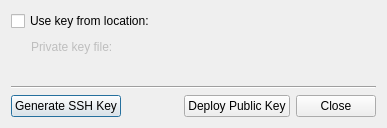
qt-creator/qt-creator, file src/plugins/qt4projectmanager/qt-maemo/maemosshconfigdialog.ui: the form before one commit.
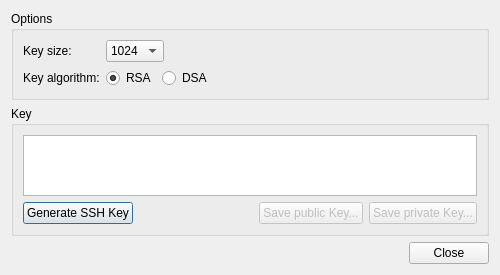
The form after the commit. Custom widgets are drawn as their Qt base class.

Commit message: Implement ssh key generation dialog.

```diff
--- a/src/plugins/qt4projectmanager/qt-maemo/maemosshconfigdialog.ui
+++ b/src/plugins/qt4projectmanager/qt-maemo/maemosshconfigdialog.ui
@@ -9,56 +9,34 @@
    <rect>
     <x>0</x>
     <y>0</y>
-    <width>387</width>
-    <height>128</height>
+    <width>500</width>
+    <height>275</height>
    </rect>
   </property>
   <property name="sizePolicy">
-   <sizepolicy hsizetype="Preferred" vsizetype="Fixed">
+   <sizepolicy hsizetype="Preferred" vsizetype="Preferred">
     <horstretch>0</horstretch>
     <verstretch>0</verstretch>
    </sizepolicy>
   </property>
+  <property name="minimumSize">
+   <size>
+    <width>500</width>
+    <height>275</height>
+   </size>
+  </property>
   <property name="windowTitle">
    <string>SSH Key Configuration</string>
   </property>
-  <layout class="QVBoxLayout" name="verticalLayout">
+  <layout class="QVBoxLayout" name="verticalLayout_2">
    <item>
-    <widget class="QCheckBox" name="useKeyFromPath">
-     <property name="sizePolicy">
-      <sizepolicy hsizetype="Preferred" vsizetype="Minimum">
-       <horstretch>0</horstretch>
-       <verstretch>0</verstretch>
-      </sizepolicy>
+    <widget class="QGroupBox" name="groupBox">
+     <property name="title">
+      <string>Options</string>
      </property>
-     <property name="text">
-      <string>Use key from location:</string>
-     </property>
-    </widget>
-   </item>
-   <item>
-    <layout class="QHBoxLayout" name="horizontalLayout_2">
-     <item>
-      <spacer name="horizontalSpacer_2">
-       <property name="orientation">
-        <enum>Qt::Horizontal</enum>
-       </property>
-       <property name="sizeType">
-        <enum>QSizePolicy::Fixed</enum>
-       </property>
-       <property name="sizeHint" stdset="0">
-        <size>
-         <width>20</width>
-         <height>20</height>
-        </size>
-       </property>
-      </spacer>
-     </item>
-     <item>
-      <widget class="QLabel" name="keyLabel">
-       <property name="enabled">
-        <bool>false</bool>
-       </property>
+     <layout class="QGridLayout" name="gridLayout">
+      <item row="0" column="0">
+       <widget class="QLabel" name="keySize">
        <property name="sizePolicy">
         <sizepolicy hsizetype="Maximum" vsizetype="Preferred">
          <horstretch>0</horstretch>
@@ -66,46 +44,129 @@
         </sizepolicy>
        </property>
        <property name="text">
-        <string>Private key file:</string>
+         <string>Key size:</string>
        </property>
       </widget>
      </item>
+      <item row="0" column="1">
+       <widget class="QComboBox" name="comboBox">
      <item>
-      <widget class="Utils::PathChooser" name="keyFileLineEdit" native="true">
-       <property name="enabled">
-        <bool>false</bool>
-       </property>
-      </widget>
-     </item>
-    </layout>
+         <property name="text">
+          <string notr="true">1024</string>
+         </property>
+        </item>
+        <item>
+         <property name="text">
+          <string notr="true">2048</string>
+         </property>
    </item>
    <item>
-    <spacer name="verticalSpacer">
+         <property name="text">
+          <string notr="true">4096</string>
+         </property>
+        </item>
+       </widget>
+      </item>
+      <item row="0" column="2">
+       <spacer name="horizontalSpacer_4">
      <property name="orientation">
-      <enum>Qt::Vertical</enum>
-     </property>
-     <property name="sizeType">
-      <enum>QSizePolicy::Expanding</enum>
-     </property>
+         <enum>Qt::Horizontal</enum>
+        </property>
+        <property name="sizeHint" stdset="0">
+         <size>
+          <width>328</width>
+          <height>20</height>
+         </size>
+        </property>
+       </spacer>
+      </item>
+      <item row="1" column="0">
+       <widget class="QLabel" name="keyAlgo">
+        <property name="text">
+         <string>Key algorithm:</string>
+        </property>
+       </widget>
+      </item>
+      <item row="1" column="1" colspan="2">
+       <layout class="QHBoxLayout" name="horizontalLayout_2">
+        <item>
+         <widget class="QRadioButton" name="rsa">
+          <property name="sizePolicy">
+           <sizepolicy hsizetype="Maximum" vsizetype="Fixed">
+            <horstretch>0</horstretch>
+            <verstretch>0</verstretch>
+           </sizepolicy>
+          </property>
+          <property name="text">
+           <string>RSA</string>
+          </property>
+          <property name="checked">
+           <bool>true</bool>
+          </property>
+         </widget>
+        </item>
+        <item>
+         <widget class="QRadioButton" name="dsa">
+          <property name="sizePolicy">
+           <sizepolicy hsizetype="Maximum" vsizetype="Fixed">
+            <horstretch>0</horstretch>
+            <verstretch>0</verstretch>
+           </sizepolicy>
+          </property>
+          <property name="text">
+           <string>DSA</string>
+          </property>
+         </widget>
+        </item>
+        <item>
+         <spacer name="horizontalSpacer_3">
+          <property name="orientation">
+           <enum>Qt::Horizontal</enum>
+          </property>
      <property name="sizeHint" stdset="0">
       <size>
-       <width>20</width>
+            <width>40</width>
+            <height>20</height>
+           </size>
+          </property>
+         </spacer>
+        </item>
+       </layout>
+      </item>
+     </layout>
+    </widget>
+   </item>
+   <item>
+    <widget class="QGroupBox" name="groupBox_2">
+     <property name="title">
+      <string>Key</string>
+     </property>
+     <layout class="QVBoxLayout" name="verticalLayout">
+      <item>
+       <widget class="QPlainTextEdit" name="plainTextEdit">
+        <property name="sizePolicy">
+         <sizepolicy hsizetype="Expanding" vsizetype="Expanding">
+          <horstretch>0</horstretch>
+          <verstretch>0</verstretch>
+         </sizepolicy>
+        </property>
+        <property name="minimumSize">
+         <size>
+          <width>0</width>
        <height>0</height>
       </size>
      </property>
-    </spacer>
-   </item>
-   <item>
-    <widget class="QLabel" name="infoLabel">
-     <property name="text">
+        <property name="toolTip">
+         <string notr="true"/>
+        </property>
+        <property name="undoRedoEnabled">
+         <bool>false</bool>
+        </property>
+        <property name="plainText">
       <string/>
      </property>
-    </widget>
-   </item>
-   <item>
-    <widget class="Line" name="line">
-     <property name="orientation">
-      <enum>Qt::Horizontal</enum>
+        <property name="textInteractionFlags">
+         <set>Qt::TextSelectableByKeyboard|Qt::TextSelectableByMouse</set>
      </property>
     </widget>
    </item>
@@ -132,11 +193,44 @@
       </spacer>
      </item>
      <item>
-      <widget class="QPushButton" name="deployButton">
+         <widget class="QPushButton" name="savePublicKey">
+          <property name="enabled">
+           <bool>false</bool>
+          </property>
        <property name="text">
-        <string>Deploy Public Key</string>
-       </property>
-      </widget>
+           <string>Save public Key...</string>
+          </property>
+         </widget>
+        </item>
+        <item>
+         <widget class="QPushButton" name="savePrivateKey">
+          <property name="enabled">
+           <bool>false</bool>
+          </property>
+          <property name="text">
+           <string>Save private Key...</string>
+          </property>
+         </widget>
+        </item>
+       </layout>
+      </item>
+     </layout>
+    </widget>
+   </item>
+   <item>
+    <layout class="QHBoxLayout" name="horizontalLayout_3">
+     <item>
+      <spacer name="horizontalSpacer_2">
+       <property name="orientation">
+        <enum>Qt::Horizontal</enum>
+       </property>
+       <property name="sizeHint" stdset="0">
+        <size>
+         <width>40</width>
+         <height>20</height>
+        </size>
+       </property>
+      </spacer>
      </item>
      <item>
       <widget class="QPushButton" name="closeButton">
@@ -149,18 +243,6 @@
    </item>
   </layout>
  </widget>
- <customwidgets>
-  <customwidget>
-   <class>Utils::PathChooser</class>
-   <extends>QWidget</extends>
-   <header location="global">utils/pathchooser.h</header>
-   <container>1</container>
-   <slots>
-    <signal>editingFinished()</signal>
-    <signal>browsingFinished()</signal>
-   </slots>
-  </customwidget>
- </customwidgets>
  <tabstops>
   <tabstop>closeButton</tabstop>
   <tabstop>deployButton</tabstop>
```
Left out of the diff: 35 changed lines with no effect on the pictures. Lines whose indentation alone changed are shown as unchanged. The commit also changes 6 other files.
